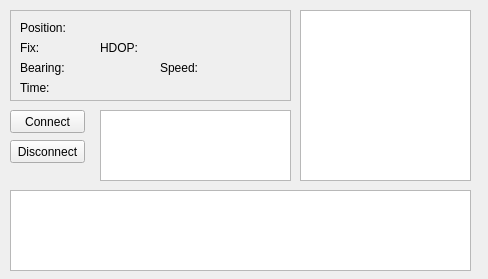
openpilot/OpenPilot, file ground/src/plugins/gpsdisplay/gpsdisplaywidget.ui: the form before one commit.
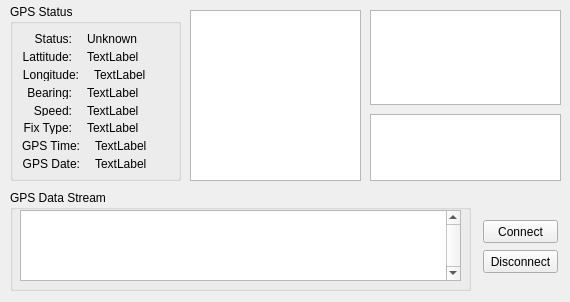
The form after the commit.

```diff
--- a/ground/src/plugins/gpsdisplay/gpsdisplaywidget.ui
+++ b/ground/src/plugins/gpsdisplay/gpsdisplaywidget.ui
@@ -6,115 +6,18 @@
    <rect>
     <x>0</x>
     <y>0</y>
-    <width>488</width>
-    <height>279</height>
+    <width>570</width>
+    <height>302</height>
    </rect>
   </property>
   <property name="windowTitle">
    <string>Form</string>
   </property>
-  <widget class="QFrame" name="frame">
-   <property name="geometry">
-    <rect>
-     <x>10</x>
-     <y>10</y>
-     <width>281</width>
-     <height>91</height>
-    </rect>
-   </property>
-   <property name="frameShape">
-    <enum>QFrame::StyledPanel</enum>
-   </property>
-   <property name="frameShadow">
-    <enum>QFrame::Sunken</enum>
-   </property>
-   <widget class="QLabel" name="label">
-    <property name="geometry">
-     <rect>
-      <x>10</x>
-      <y>10</y>
-      <width>251</width>
-      <height>16</height>
-     </rect>
-    </property>
-    <property name="text">
-     <string>Position:</string>
-    </property>
-    <property name="indent">
-     <number>-1</number>
-    </property>
-   </widget>
-   <widget class="QLabel" name="label_2">
-    <property name="geometry">
-     <rect>
-      <x>10</x>
-      <y>30</y>
-      <width>61</width>
-      <height>16</height>
-     </rect>
-    </property>
-    <property name="text">
-     <string>Fix:</string>
-    </property>
-   </widget>
-   <widget class="QLabel" name="label_3">
-    <property name="geometry">
-     <rect>
-      <x>10</x>
-      <y>50</y>
-      <width>111</width>
-      <height>16</height>
-     </rect>
-    </property>
-    <property name="text">
-     <string>Bearing:</string>
-    </property>
-   </widget>
-   <widget class="QLabel" name="label_4">
-    <property name="geometry">
-     <rect>
-      <x>150</x>
-      <y>50</y>
-      <width>111</width>
-      <height>16</height>
-     </rect>
-    </property>
-    <property name="text">
-     <string>Speed:</string>
-    </property>
-   </widget>
-   <widget class="QLabel" name="label_5">
-    <property name="geometry">
-     <rect>
-      <x>90</x>
-      <y>30</y>
-      <width>161</width>
-      <height>16</height>
-     </rect>
-    </property>
-    <property name="text">
-     <string>HDOP:</string>
-    </property>
-   </widget>
-   <widget class="QLabel" name="label_6">
-    <property name="geometry">
-     <rect>
-      <x>10</x>
-      <y>70</y>
-      <width>121</width>
-      <height>16</height>
-     </rect>
-    </property>
-    <property name="text">
-     <string>Time:</string>
-    </property>
-   </widget>
-  </widget>
   <widget class="QPushButton" name="connectButton">
    <property name="geometry">
     <rect>
-     <x>10</x>
-     <y>110</y>
+     <x>483</x>
+     <y>220</y>
      <width>75</width>
      <height>23</height>
     </rect>
@@ -126,7 +29,7 @@
   <widget class="QGraphicsView" name="gpsWorld">
    <property name="geometry">
     <rect>
-     <x>300</x>
+     <x>190</x>
      <y>10</y>
      <width>171</width>
      <height>171</height>
@@ -171,28 +74,27 @@
   <widget class="QGraphicsView" name="graphicsView_2">
    <property name="geometry">
     <rect>
-     <x>100</x>
-     <y>110</y>
+     <x>370</x>
+     <y>114</y>
      <width>191</width>
-     <height>71</height>
+     <height>67</height>
     </rect>
    </property>
-  </widget>
-  <widget class="QTextBrowser" name="textBrowser">
-   <property name="geometry">
-    <rect>
-     <x>10</x>
-     <y>190</y>
-     <width>461</width>
-     <height>81</height>
-    </rect>
+   <property name="sizePolicy">
+    <sizepolicy hsizetype="Fixed" vsizetype="Fixed">
+     <horstretch>0</horstretch>
+     <verstretch>0</verstretch>
+    </sizepolicy>
+   </property>
+   <property name="toolTip">
+    <string extracomment="Individual satellite information"/>
    </property>
   </widget>
   <widget class="QPushButton" name="pushButton_2">
    <property name="geometry">
     <rect>
-     <x>10</x>
-     <y>140</y>
+     <x>483</x>
+     <y>250</y>
      <width>75</width>
      <height>23</height>
     </rect>
@@ -201,6 +103,429 @@
     <string>Disconnect</string>
    </property>
   </widget>
+  <widget class="QGroupBox" name="groupBox">
+   <property name="geometry">
+    <rect>
+     <x>10</x>
+     <y>4</y>
+     <width>171</width>
+     <height>177</height>
+    </rect>
+   </property>
+   <property name="sizePolicy">
+    <sizepolicy hsizetype="Fixed" vsizetype="Fixed">
+     <horstretch>0</horstretch>
+     <verstretch>0</verstretch>
+    </sizepolicy>
+   </property>
+   <property name="title">
+    <string>GPS Status</string>
+   </property>
+   <layout class="QGridLayout" name="gridLayout">
+    <item row="4" column="0">
+     <layout class="QHBoxLayout" name="horizontalLayout">
+      <property name="spacing">
+       <number>15</number>
+      </property>
+      <property name="leftMargin">
+       <number>0</number>
+      </property>
+      <property name="rightMargin">
+       <number>0</number>
+      </property>
+      <item>
+       <widget class="QLabel" name="label">
+        <property name="sizePolicy">
+         <sizepolicy hsizetype="Fixed" vsizetype="Fixed">
+          <horstretch>0</horstretch>
+          <verstretch>0</verstretch>
+         </sizepolicy>
+        </property>
+        <property name="minimumSize">
+         <size>
+          <width>50</width>
+          <height>0</height>
+         </size>
+        </property>
+        <property name="text">
+         <string>Lattitude:</string>
+        </property>
+        <property name="alignment">
+         <set>Qt::AlignRight|Qt::AlignTrailing|Qt::AlignVCenter</set>
+        </property>
+       </widget>
+      </item>
+      <item>
+       <widget class="QLabel" name="lat_label">
+        <property name="text">
+         <string>TextLabel</string>
+        </property>
+       </widget>
+      </item>
+     </layout>
+    </item>
+    <item row="5" column="0">
+     <layout class="QHBoxLayout" name="horizontalLayout_2">
+      <property name="spacing">
+       <number>15</number>
+      </property>
+      <property name="leftMargin">
+       <number>0</number>
+      </property>
+      <property name="rightMargin">
+       <number>0</number>
+      </property>
+      <item>
+       <widget class="QLabel" name="label_9">
+        <property name="sizePolicy">
+         <sizepolicy hsizetype="Fixed" vsizetype="Fixed">
+          <horstretch>0</horstretch>
+          <verstretch>0</verstretch>
+         </sizepolicy>
+        </property>
+        <property name="minimumSize">
+         <size>
+          <width>50</width>
+          <height>0</height>
+         </size>
+        </property>
+        <property name="text">
+         <string>Longitude:</string>
+        </property>
+        <property name="alignment">
+         <set>Qt::AlignRight|Qt::AlignTrailing|Qt::AlignVCenter</set>
+        </property>
+       </widget>
+      </item>
+      <item>
+       <widget class="QLabel" name="long_label">
+        <property name="text">
+         <string>TextLabel</string>
+        </property>
+       </widget>
+      </item>
+     </layout>
+    </item>
+    <item row="6" column="0">
+     <layout class="QHBoxLayout" name="horizontalLayout_3">
+      <property name="spacing">
+       <number>15</number>
+      </property>
+      <property name="leftMargin">
+       <number>0</number>
+      </property>
+      <property name="rightMargin">
+       <number>0</number>
+      </property>
+      <item>
+       <widget class="QLabel" name="label_11">
+        <property name="sizePolicy">
+         <sizepolicy hsizetype="Fixed" vsizetype="Fixed">
+          <horstretch>0</horstretch>
+          <verstretch>0</verstretch>
+         </sizepolicy>
+        </property>
+        <property name="minimumSize">
+         <size>
+          <width>50</width>
+          <height>0</height>
+         </size>
+        </property>
+        <property name="text">
+         <string>Bearing:</string>
+        </property>
+        <property name="alignment">
+         <set>Qt::AlignRight|Qt::AlignTrailing|Qt::AlignVCenter</set>
+        </property>
+       </widget>
+      </item>
+      <item>
+       <widget class="QLabel" name="bear_label">
+        <property name="text">
+         <string>TextLabel</string>
+        </property>
+       </widget>
+      </item>
+     </layout>
+    </item>
+    <item row="7" column="0">
+     <layout class="QHBoxLayout" name="horizontalLayout_5">
+      <property name="spacing">
+       <number>15</number>
+      </property>
+      <property name="leftMargin">
+       <number>0</number>
+      </property>
+      <property name="rightMargin">
+       <number>0</number>
+      </property>
+      <item>
+       <widget class="QLabel" name="label_15">
+        <property name="sizePolicy">
+         <sizepolicy hsizetype="Fixed" vsizetype="Fixed">
+          <horstretch>0</horstretch>
+          <verstretch>0</verstretch>
+         </sizepolicy>
+        </property>
+        <property name="minimumSize">
+         <size>
+          <width>50</width>
+          <height>0</height>
+         </size>
+        </property>
+        <property name="text">
+         <string>Speed:</string>
+        </property>
+        <property name="alignment">
+         <set>Qt::AlignRight|Qt::AlignTrailing|Qt::AlignVCenter</set>
+        </property>
+       </widget>
+      </item>
+      <item>
+       <widget class="QLabel" name="speed_label">
+        <property name="text">
+         <string>TextLabel</string>
+        </property>
+       </widget>
+      </item>
+     </layout>
+    </item>
+    <item row="8" column="0">
+     <layout class="QHBoxLayout" name="horizontalLayout_6">
+      <property name="spacing">
+       <number>15</number>
+      </property>
+      <property name="leftMargin">
+       <number>0</number>
+      </property>
+      <property name="rightMargin">
+       <number>0</number>
+      </property>
+      <item>
+       <widget class="QLabel" name="label_17">
+        <property name="sizePolicy">
+         <sizepolicy hsizetype="Fixed" vsizetype="Fixed">
+          <horstretch>0</horstretch>
+          <verstretch>0</verstretch>
+         </sizepolicy>
+        </property>
+        <property name="minimumSize">
+         <size>
+          <width>50</width>
+          <height>0</height>
+         </size>
+        </property>
+        <property name="text">
+         <string>Fix Type:</string>
+        </property>
+        <property name="alignment">
+         <set>Qt::AlignRight|Qt::AlignTrailing|Qt::AlignVCenter</set>
+        </property>
+       </widget>
+      </item>
+      <item>
+       <widget class="QLabel" name="fix_label">
+        <property name="text">
+         <string>TextLabel</string>
+        </property>
+       </widget>
+      </item>
+     </layout>
+    </item>
+    <item row="9" column="0">
+     <layout class="QHBoxLayout" name="horizontalLayout_7">
+      <property name="spacing">
+       <number>15</number>
+      </property>
+      <property name="leftMargin">
+       <number>0</number>
+      </property>
+      <property name="rightMargin">
+       <number>0</number>
+      </property>
+      <item>
+       <widget class="QLabel" name="label_19">
+        <property name="sizePolicy">
+         <sizepolicy hsizetype="Fixed" vsizetype="Fixed">
+          <horstretch>0</horstretch>
+          <verstretch>0</verstretch>
+         </sizepolicy>
+        </property>
+        <property name="minimumSize">
+         <size>
+          <width>50</width>
+          <height>0</height>
+         </size>
+        </property>
+        <property name="text">
+         <string>GPS Time:</string>
+        </property>
+        <property name="alignment">
+         <set>Qt::AlignRight|Qt::AlignTrailing|Qt::AlignVCenter</set>
+        </property>
+       </widget>
+      </item>
+      <item>
+       <widget class="QLabel" name="gtime_label">
+        <property name="text">
+         <string>TextLabel</string>
+        </property>
+       </widget>
+      </item>
+     </layout>
+    </item>
+    <item row="10" column="0">
+     <layout class="QHBoxLayout" name="horizontalLayout_8">
+      <property name="spacing">
+       <number>15</number>
+      </property>
+      <property name="leftMargin">
+       <number>0</number>
+      </property>
+      <property name="rightMargin">
+       <number>0</number>
+      </property>
+      <item>
+       <widget class="QLabel" name="label_21">
+        <property name="sizePolicy">
+         <sizepolicy hsizetype="Fixed" vsizetype="Fixed">
+          <horstretch>0</horstretch>
+          <verstretch>0</verstretch>
+         </sizepolicy>
+        </property>
+        <property name="minimumSize">
+         <size>
+          <width>50</width>
+          <height>0</height>
+         </size>
+        </property>
+        <property name="text">
+         <string>GPS Date:</string>
+        </property>
+        <property name="alignment">
+         <set>Qt::AlignRight|Qt::AlignTrailing|Qt::AlignVCenter</set>
+        </property>
+       </widget>
+      </item>
+      <item>
+       <widget class="QLabel" name="gdate_label">
+        <property name="text">
+         <string>TextLabel</string>
+        </property>
+       </widget>
+      </item>
+     </layout>
+    </item>
+    <item row="2" column="0">
+     <layout class="QHBoxLayout" name="horizontalLayout_4">
+      <property name="spacing">
+       <number>15</number>
+      </property>
+      <property name="leftMargin">
+       <number>0</number>
+      </property>
+      <property name="rightMargin">
+       <number>0</number>
+      </property>
+      <item>
+       <widget class="QLabel" name="label_13">
+        <property name="sizePolicy">
+         <sizepolicy hsizetype="Fixed" vsizetype="Fixed">
+          <horstretch>0</horstretch>
+          <verstretch>0</verstretch>
+         </sizepolicy>
+        </property>
+        <property name="minimumSize">
+         <size>
+          <width>50</width>
+          <height>0</height>
+         </size>
+        </property>
+        <property name="text">
+         <string>Status:</string>
+        </property>
+        <property name="textFormat">
+         <enum>Qt::PlainText</enum>
+        </property>
+        <property name="alignment">
+         <set>Qt::AlignRight|Qt::AlignTrailing|Qt::AlignVCenter</set>
+        </property>
+       </widget>
+      </item>
+      <item>
+       <widget class="QLabel" name="label_2">
+        <property name="text">
+         <string>Unknown</string>
+        </property>
+       </widget>
+      </item>
+     </layout>
+    </item>
+   </layout>
+  </widget>
+  <widget class="QGroupBox" name="groupBox_2">
+   <property name="geometry">
+    <rect>
+     <x>10</x>
+     <y>190</y>
+     <width>461</width>
+     <height>101</height>
+    </rect>
+   </property>
+   <property name="sizePolicy">
+    <sizepolicy hsizetype="Fixed" vsizetype="Fixed">
+     <horstretch>0</horstretch>
+     <verstretch>0</verstretch>
+    </sizepolicy>
+   </property>
+   <property name="title">
+    <string>GPS Data Stream</string>
+   </property>
+   <widget class="QTextBrowser" name="textBrowser">
+    <property name="geometry">
+     <rect>
+      <x>10</x>
+      <y>20</y>
+      <width>441</width>
+      <height>71</height>
+     </rect>
+    </property>
+    <property name="verticalScrollBarPolicy">
+     <enum>Qt::ScrollBarAlwaysOn</enum>
+    </property>
+   </widget>
+  </widget>
+  <widget class="QGraphicsView" name="flatEarth">
+   <property name="geometry">
+    <rect>
+     <x>370</x>
+     <y>10</y>
+     <width>191</width>
+     <height>95</height>
+    </rect>
+   </property>
+   <property name="sizePolicy">
+    <sizepolicy hsizetype="Fixed" vsizetype="Fixed">
+     <horstretch>0</horstretch>
+     <verstretch>0</verstretch>
+    </sizepolicy>
+   </property>
+   <property name="acceptDrops">
+    <bool>false</bool>
+   </property>
+   <property name="toolTip">
+    <string extracomment="Location of GCS on the Earth"/>
+   </property>
+   <property name="verticalScrollBarPolicy">
+    <enum>Qt::ScrollBarAlwaysOff</enum>
+   </property>
+   <property name="horizontalScrollBarPolicy">
+    <enum>Qt::ScrollBarAlwaysOff</enum>
+   </property>
+   <property name="optimizationFlags">
+    <set>QGraphicsView::DontAdjustForAntialiasing</set>
+   </property>
+  </widget>
  </widget>
  <resources/>
  <connections/>
```
Left out of the diff: 5 changed lines with no effect on the pictures.
